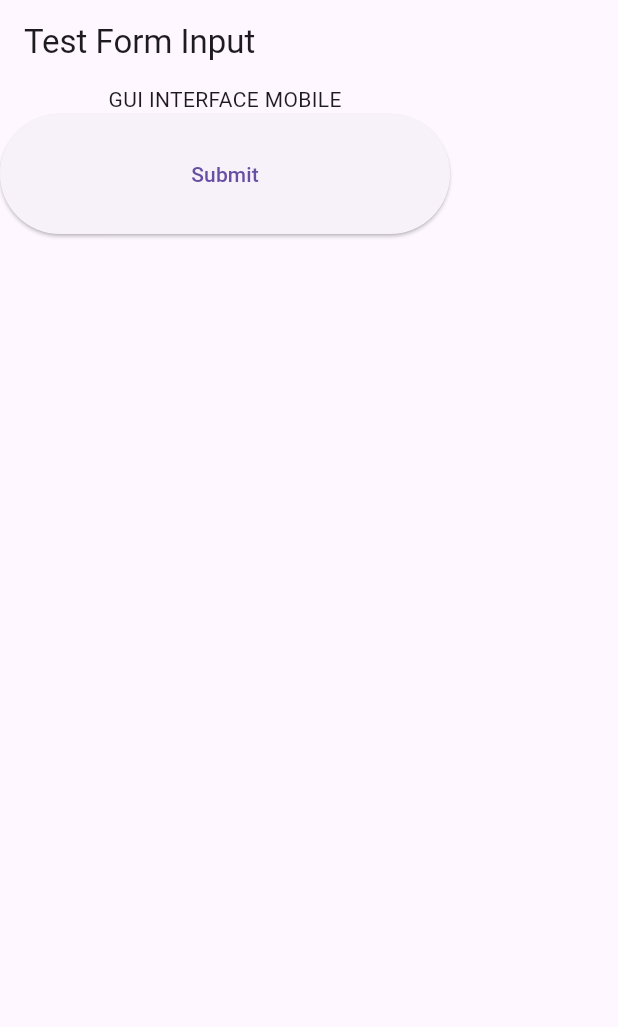
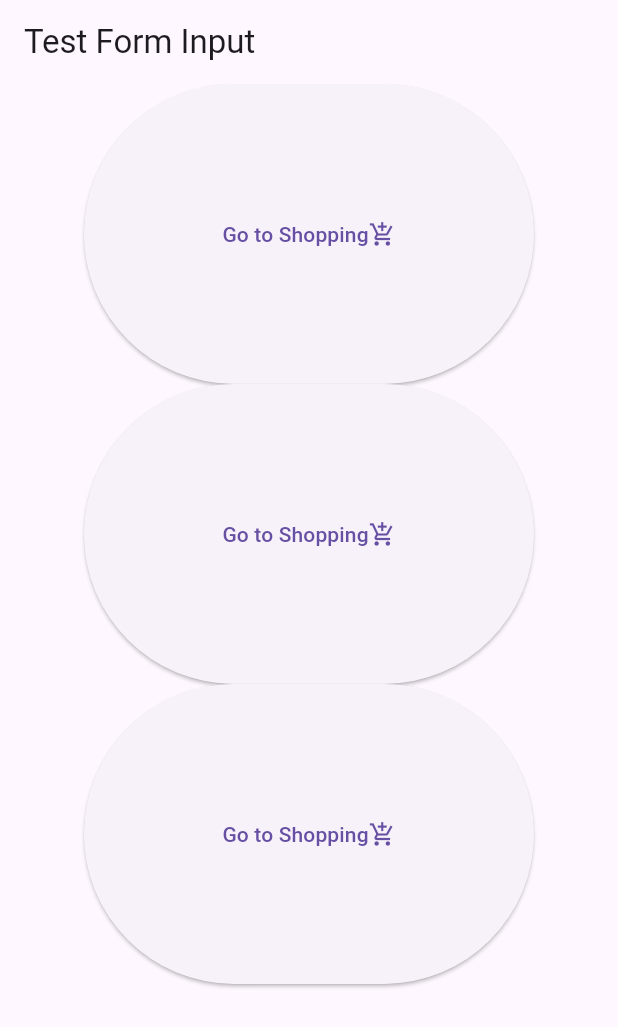
Before and after one commit to Papop-San/Flutter_Lesson, a Flutter app: the screen it shows after launch, on a phone screen of 412 x 824 dp. Shown: the top 1027 px of the screen. Run offline on Flutter 3.47's test engine with Material 3 defaults, Android fonts, the phone set to English and light mode, and no system bars.

Commit message:
flutter update

```diff
--- a/week3_1/lib/form.dart
+++ b/week3_1/lib/form.dart
@@ -10,10 +10,29 @@ class MyForm extends StatelessWidget {
       appBar: AppBar(
         title: Text("Test Form Input"),
       ),
-      body: Column(
+      body: Container(
+        child: Column(
           children: [
-          Text("GUI INTERFACE MOBILE"),
-          ElevatedButton(
+            MyBtn(context),
+            MyBtn(context),
+            MyBtn(context),
+          ],
+        ),
+      ),
+    );
+  }
+
+  Center MyBtn(BuildContext context) {
+    return Center(
+      child: ElevatedButton(
+        child: Row(
+          mainAxisAlignment: MainAxisAlignment.center,
+          children: [
+            Text("Go to Shopping"),
+            Icon(Icons.add_shopping_cart_outlined),
+          ],
+        ),
+        style: ElevatedButton.styleFrom(fixedSize:  Size(300, 200)), // Fix the style property
         onPressed: () {
           Navigator.push(
             context,
@@ -24,12 +43,6 @@ class MyForm extends StatelessWidget {
             ),
           );
         },
-            child: Text("Submit"),
-            style: ElevatedButton.styleFrom(
-              fixedSize: const Size(300, 80),
-            ),
-          ),
-        ],
       ),
     );
   }
```
Lines whose indentation alone changed are shown as unchanged.
